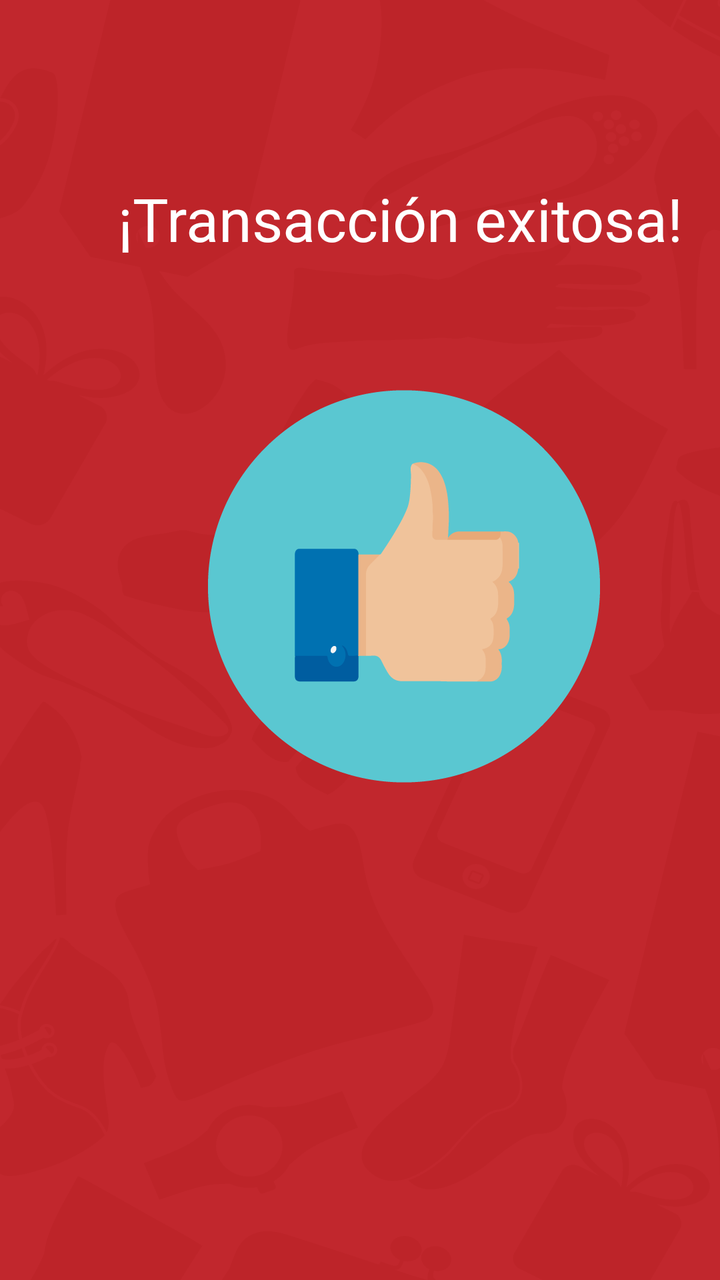
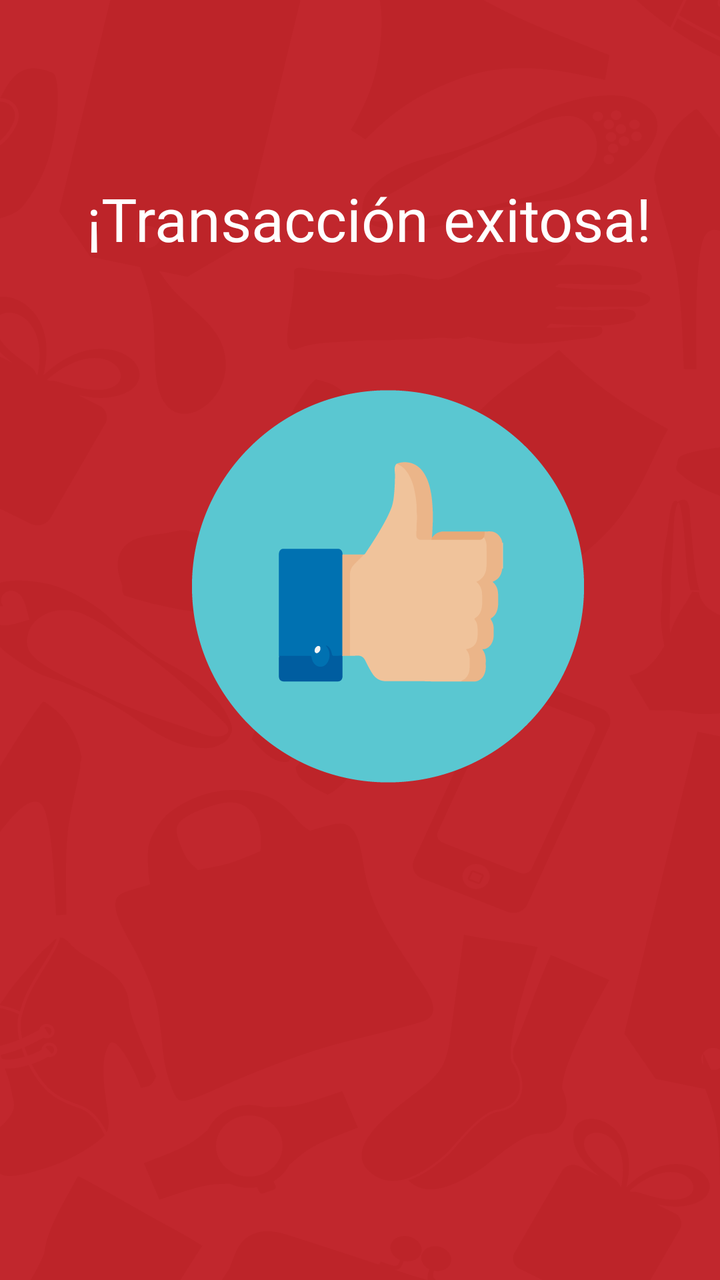

Before-and-after screenshots of an Android layout around one commit, followed by the original layout XML and the change that was made.
<!-- AndroidManifest.xml: application theme AppTheme -->
<!-- res/layout/alert_successful_transaction.xml -->
<?xml version="1.0" encoding="utf-8"?>
<android.support.constraint.ConstraintLayout xmlns:android="http://schemas.android.com/apk/res/android"
    xmlns:app="http://schemas.android.com/apk/res-auto"
    xmlns:tools="http://schemas.android.com/tools"
    android:layout_width="match_parent"
    android:layout_height="match_parent"
    android:background="@drawable/fondotono2">

    <RelativeLayout
        android:layout_width="400dp"
        android:layout_height="682dp"
        tools:layout_editor_absoluteX="8dp"
        tools:layout_editor_absoluteY="8dp">

        <ImageButton
            android:id="@+id/btnexitoclose"
            android:layout_width="200sp"
            android:layout_height="200sp"
            android:layout_alignParentStart="true"
            android:layout_alignParentTop="true"
            android:layout_alignParentEnd="true"
            android:layout_marginStart="102dp"
            android:layout_marginTop="193dp"
            android:layout_marginEnd="98dp"
            android:background="@drawable/img7"
            tools:ignore="MissingConstraints"
            tools:layout_editor_absoluteX="105dp"
            tools:layout_editor_absoluteY="201dp" />

        <TextView
            android:id="@+id/textView13"
            android:layout_width="wrap_content"
            android:layout_height="wrap_content"
            android:layout_alignParentTop="true"
            android:layout_centerHorizontal="true"
            android:layout_marginTop="89dp"
            android:text="¡Transacción exitosa!"
            android:textAlignment="center"
            android:textColor="#ffffff"
            android:textSize="30sp"
            tools:ignore="MissingConstraints"
            tools:layout_editor_absoluteX="62dp"
            tools:layout_editor_absoluteY="81dp" />
    </RelativeLayout>
</android.support.constraint.ConstraintLayout>
<!-- resources referenced by this layout -->
<resources>
  <!-- drawable fondotono2: png bitmap (drawable-v21, 75983 bytes) -->
  <!-- drawable img7: png bitmap (drawable-v21, 13523 bytes) -->
  <style name="AppTheme" parent="Theme.AppCompat.Light.DarkActionBar">
          
          <item name="colorPrimary">@color/colorPrimary</item>
          <item name="colorPrimaryDark">@color/colorPrimaryDark</item>
          <item name="colorAccent">@color/colorAccent</item>
      </style>
  <color name="colorPrimary">#CB1E1E</color>
  <color name="colorPrimaryDark">#CB1E1E</color>
  <color name="colorAccent">#CB1E1E</color>
</resources>

<!-- the commit's change to res/layout/alert_successful_transaction.xml (unified diff, before → after) -->
@@ -19,9 +19,9 @@
             android:layout_alignParentStart="true"
             android:layout_alignParentTop="true"
             android:layout_alignParentEnd="true"
-            android:layout_marginStart="102dp"
+            android:layout_marginStart="94dp"
             android:layout_marginTop="193dp"
-            android:layout_marginEnd="98dp"
+            android:layout_marginEnd="106dp"
             android:background="@drawable/img7"
             tools:ignore="MissingConstraints"
             tools:layout_editor_absoluteX="105dp"
@@ -31,8 +31,9 @@
             android:id="@+id/textView13"
             android:layout_width="wrap_content"
             android:layout_height="wrap_content"
+            android:layout_alignParentStart="true"
             android:layout_alignParentTop="true"
-            android:layout_centerHorizontal="true"
+            android:layout_marginStart="43dp"
             android:layout_marginTop="89dp"
             android:text="¡Transacción exitosa!"
             android:textAlignment="center"
